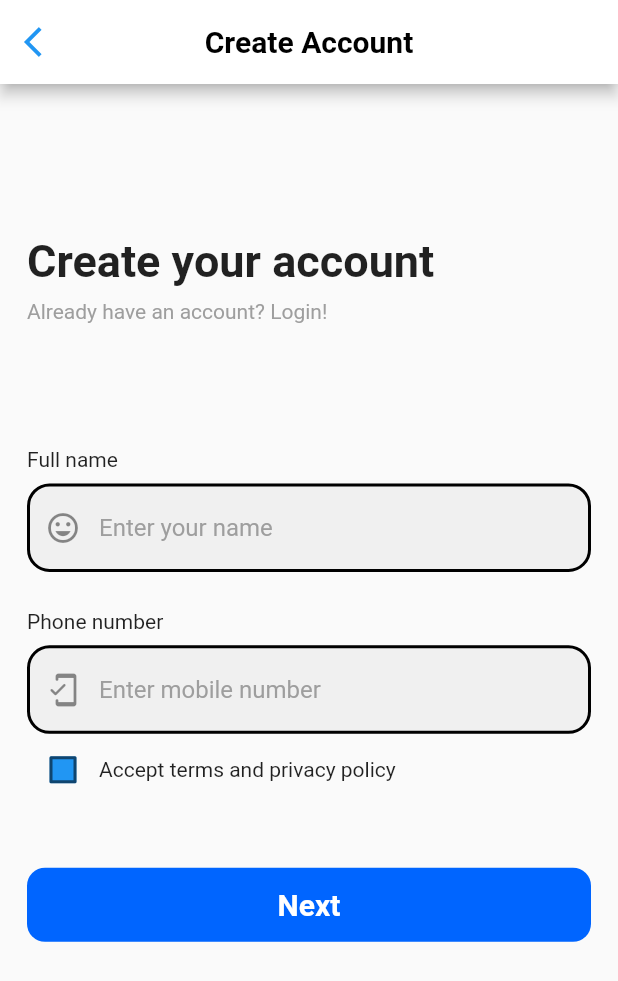
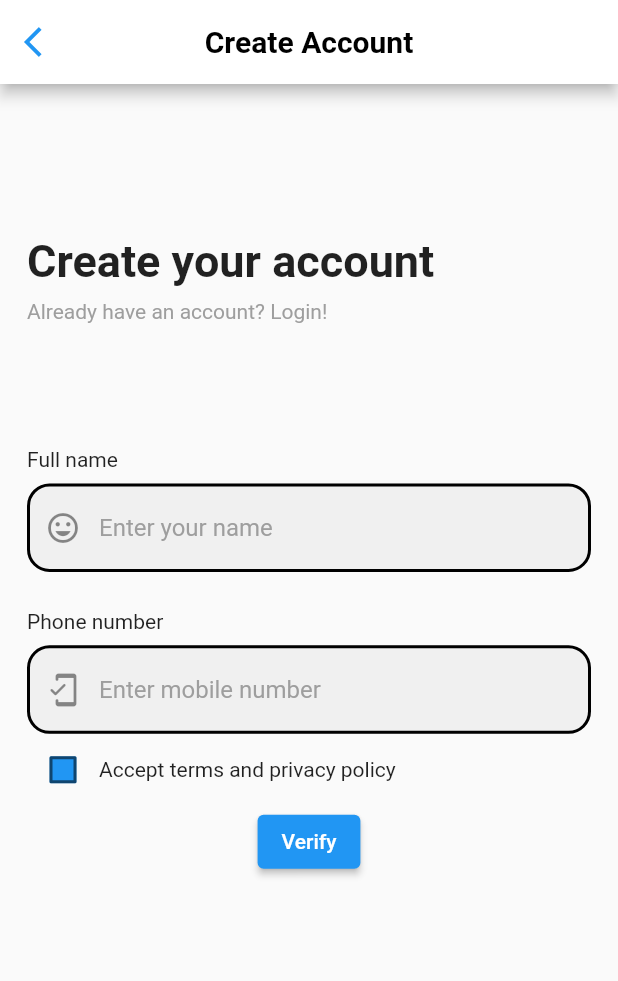
Before and after one commit to KuldeepRathor/Terna-Telemedicine, a Flutter app: the RegistrationPage screen opened directly, on a phone screen of 412 x 824 dp. Shown: the top 981 px of the screen. Run offline on Flutter 3.47's test engine with Material 2 defaults, Android fonts, the phone set to English and light mode, and no system bars; our stand-ins replace carousel_slider, curved_navigation_bar, firebase_auth, firebase_core, flutter_rating_bar, flutter_switch and 1 more; accounts and stored records are empty.

Commit message:
Otp authorization

```diff
--- a/lib/components/authorization/registrationpage.dart
+++ b/lib/components/authorization/registrationpage.dart
@@ -1,8 +1,8 @@
 // ignore_for_file: prefer_const_constructors
 
+import 'package:firebase_auth/firebase_auth.dart';
 import 'package:flutter/material.dart';
 import 'package:terna_telemedicine/components/authorization/verify.dart';
-import 'package:terna_telemedicine/nav_bar/bottomnavbar.dart';
 
 class RegistrationPage extends StatefulWidget {
   @override
@@ -10,6 +10,16 @@ class RegistrationPage extends StatefulWidget {
 }
 
 class _RegistrationPageState extends State<RegistrationPage> {
+  TextEditingController phonecontroller = TextEditingController();
+  TextEditingController namecontroller = TextEditingController();
+  TextEditingController otpcontroller = TextEditingController();
+
+  FirebaseAuth auth = FirebaseAuth.instance;
+
+  String verificationIDReceived = "";
+
+  bool otpCodeVisible = false;
+
   Color getColor(Set<MaterialState> states) {
     const Set<MaterialState> interactiveStates = <MaterialState>{
       MaterialState.pressed,
@@ -88,6 +98,7 @@ class _RegistrationPageState extends State<RegistrationPage> {
                       height: size.height * 0.01,
                     ),
                     TextFormField(
+                      controller: namecontroller,
                       decoration: InputDecoration(
                         // fillColor: Colors.grey.shade300,
                         filled: true,
@@ -111,6 +122,8 @@ class _RegistrationPageState extends State<RegistrationPage> {
                       height: size.height * 0.01,
                     ),
                     TextFormField(
+                      controller: phonecontroller,
+                      keyboardType: TextInputType.phone,
                       decoration: InputDecoration(
                         // fillColor: Colors.grey.shade300,
                         filled: true,
@@ -145,36 +158,69 @@ class _RegistrationPageState extends State<RegistrationPage> {
                         ),
                       ],
                     ),
-                    SizedBox(
-                      height: size.height * 0.05,
-                    ),
-                    Center(
-                      child: InkWell(
-                        onTap: () {
-                          Navigator.push(
-                              context,
-                              MaterialPageRoute(
-                                  builder: (context) => VerificationPage()));
-                        },
-                        child: Container(
-                          width: size.width,
-                          height: size.height * 0.06,
-                          decoration: // ignore: prefer_const_constructors
-                              BoxDecoration(
-                            color: Color(0xff0065FF),
-                            borderRadius: BorderRadius.circular(12),
-                          ),
-                          child: Center(
-                            child: Text(
-                              'Next',
-                              style: TextStyle(
-                                color: Colors.white,
-                                fontSize: 20,
-                                fontWeight: FontWeight.bold,
-                              ),
+                    Visibility(
+                      visible: otpCodeVisible,
+                      child: TextFormField(
+                        controller: otpcontroller,
+                        decoration: InputDecoration(
+                          // fillColor: Colors.grey.shade300,
+                          filled: true,
+                          hintText: "Enter otp",
+                          prefixIcon: Icon(Icons.password),
+                          hintStyle: const TextStyle(color: Colors.grey),
+                          enabledBorder: OutlineInputBorder(
+                            borderRadius: BorderRadius.circular(15.0),
+                            borderSide: const BorderSide(
+                              color: Colors.black,
+                              width: 2,
                             ),
                           ),
                         ),
+                      ),
+                    ),
+                    // SizedBox(
+                    //   height: size.height * 0.05,
+                    // ),
+                    // Center(
+                    //   child: InkWell(
+                    //     onTap: () {
+                    //       verifyNumber();
+                    //       // Navigator.push(
+                    //       //     context,
+                    //       //     MaterialPageRoute(
+                    //       //         builder: (context) => VerificationPage()));
+                    //     },
+                    //     child: Container(
+                    //       width: size.width,
+                    //       height: size.height * 0.06,
+                    //       decoration: // ignore: prefer_const_constructors
+                    //           BoxDecoration(
+                    //         color: Color(0xff0065FF),
+                    //         borderRadius: BorderRadius.circular(20),
+                    //       ),
+                    //       child: Center(
+                    //         child: Text(
+                    //           'Next',
+                    //           style: TextStyle(
+                    //             color: Colors.white,
+                    //             fontSize: 20,
+                    //             fontWeight: FontWeight.bold,
+                    //           ),
+                    //         ),
+                    //       ),
+                    //     ),
+                    //   ),
+                    // ),
+                    Center(
+                      child: ElevatedButton(
+                        onPressed: () {
+                          if (otpCodeVisible) {
+                            verifyNumber();
+                          } else {
+                            verifyCode();
+                          }
+                        },
+                        child: Text(otpCodeVisible ? "Login" : "Verify"),
                       ),
                     ),
                   ],
@@ -186,4 +232,32 @@ class _RegistrationPageState extends State<RegistrationPage> {
       ),
     );
   }
+
+  void verifyNumber() {
+    auth.verifyPhoneNumber(
+      phoneNumber: phonecontroller.text,
+      verificationCompleted: (PhoneAuthCredential credential) async {
+        await auth.signInWithCredential(credential).then((value) => {
+              print("You are logged in successfully"),
+            });
+      },
+      verificationFailed: (FirebaseAuthException exception) {
+        print(exception.message);
+      },
+      codeSent: (String verificationID, int? resendToken) {
+        verificationIDReceived = verificationID;
+        otpCodeVisible = true;
+        setState(() {});
+      },
+      codeAutoRetrievalTimeout: (String verificationID) {},
+    );
+  }
+
+  void verifyCode() async {
+    PhoneAuthCredential credential = PhoneAuthProvider.credential(
+        verificationId: verificationIDReceived, smsCode: otpcontroller.text);
+    await auth.signInWithCredential(credential).then((value) {
+      print('You are logged in successfully');
+    });
+  }
 }
--- a/lib/screens/onboarding_screen.dart
+++ b/lib/screens/onboarding_screen.dart
@@ -1,9 +1,10 @@
+// ignore_for_file: prefer_const_constructors
+
 import 'package:flutter/foundation.dart';
 import 'package:flutter/material.dart';
 import 'package:introduction_screen/introduction_screen.dart';
 import 'package:terna_telemedicine/components/authorization/welcomepage.dart';
 
-import '../nav_bar/bottomnavbar.dart';
 
 class OnBoardingPage extends StatefulWidget {
   @override
@@ -27,7 +28,7 @@ class _OnBoardingPageState extends State<OnBoardingPage> {
   Widget build(BuildContext context) {
     const bodyStyle = TextStyle(fontSize: 19.0);
 
-    const pageDecoration = const PageDecoration(
+    const pageDecoration = PageDecoration(
       titleTextStyle: TextStyle(fontSize: 28.0, fontWeight: FontWeight.w700),
       bodyTextStyle: bodyStyle,
       bodyPadding: EdgeInsets.fromLTRB(16.0, 0.0, 16.0, 16.0),
```
Also changed, not shown: lib/components/authorization/verify.dart (+19 -1 lines), lib/main.dart (+11 -5 lines), 3 other files.
